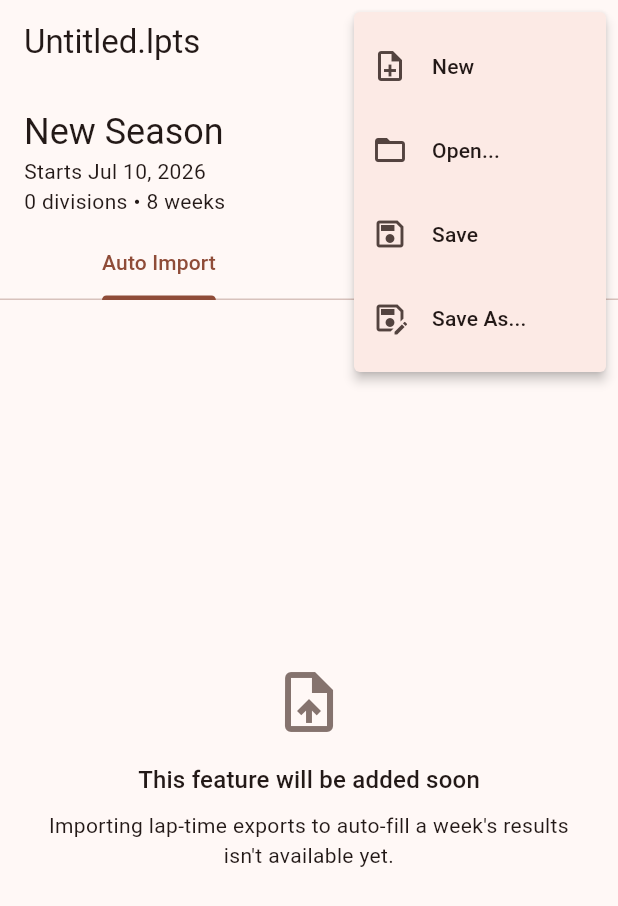
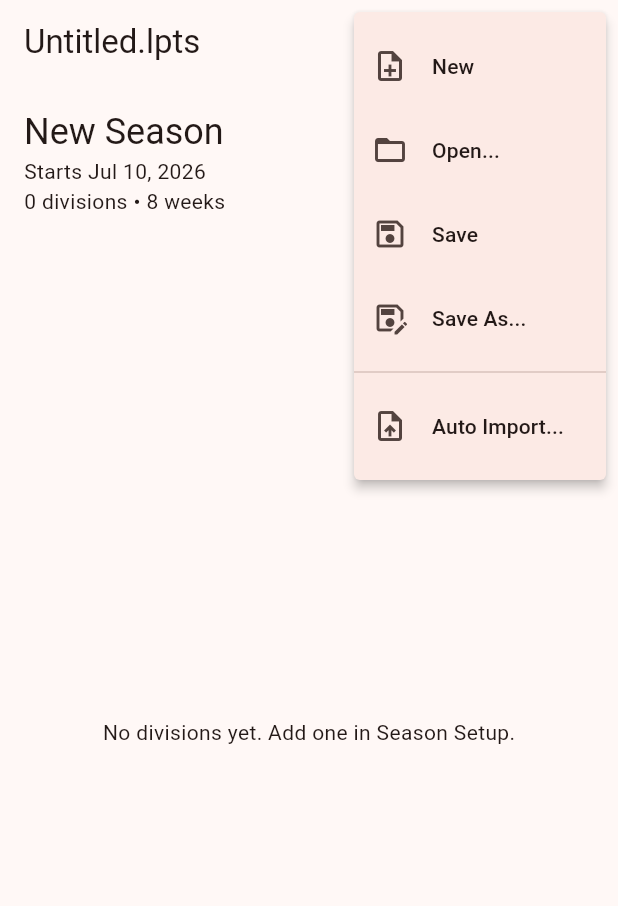
Before and after one commit to SeanStaley21/League-Points-calculator, a Flutter app: the screen it shows after launch, after a tap on the "menu" icon, on a phone screen of 412 x 824 dp. Shown: the top 906 px of the screen. Run offline on Flutter 3.47's test engine with Material 3 defaults, Android fonts, the phone set to English and light mode, and no system bars; missing offline and left inert: file_selector.

Commit message:
Add driver weight input and Kart Pick Order screen to league_points_app
- SeasonDocument.updateWeeklyWeight() writes to WeeklyResult.weight (the
  model field already existed but had no write path); WeeklyResult.copyWith
  gained a clearWeight flag mirroring clearFinishPosition.
- WeightCell: inline-editable weight field, styled like WeekPositionCell.
- KartPickOrderScreen: cross-division, per-week list of every racer sorted
  by weight descending (heaviest first), reachable from a new icon button
  on the Home screen. Editing a weight re-sorts the list live.

This also picks up the already-finished (previously uncommitted) Home
screen navigation rework from lib/screens/home_screen.dart et al. (TabBar
removed in favor of tappable division cards + a File menu), since the new
Kart Pick Order entry point builds directly on top of it and both were
verified together via flutter test/analyze.

```diff
--- a/league_points_app/lib/data/season_document.dart
+++ b/league_points_app/lib/data/season_document.dart
@@ -199,4 +199,16 @@ class SeasonDocument extends ChangeNotifier {
     divisions[divisionIndex] = divisions[divisionIndex].copyWith(racers: racers);
     _setSeason(_season.copyWith(divisions: divisions));
   }
+
+  /// Sets a racer's weight for a given week, used to order who picks a kart
+  /// first (heaviest first) before that week's heats. Pass null to clear it.
+  void updateWeeklyWeight(
+      int divisionIndex, int racerIndex, int weekNumber, double? weight) {
+    final divisions = List<Division>.from(_season.divisions);
+    final racers = List<Racer>.from(divisions[divisionIndex].racers);
+    racers[racerIndex] = racers[racerIndex].withUpdatedWeek(
+        weekNumber, (r) => r.copyWith(weight: weight, clearWeight: weight == null));
+    divisions[divisionIndex] = divisions[divisionIndex].copyWith(racers: racers);
+    _setSeason(_season.copyWith(divisions: divisions));
+  }
 }
--- a/league_points_app/lib/models/weekly_result.dart
+++ b/league_points_app/lib/models/weekly_result.dart
@@ -26,6 +26,7 @@ class WeeklyResult {
     int? bestLapTimeMs,
     int? averageLapTimeMs,
     double? weight,
+    bool clearWeight = false,
     int? kartNumber,
   }) {
     return WeeklyResult(
@@ -35,7 +36,7 @@ class WeeklyResult {
       startPosition: startPosition ?? this.startPosition,
       bestLapTimeMs: bestLapTimeMs ?? this.bestLapTimeMs,
       averageLapTimeMs: averageLapTimeMs ?? this.averageLapTimeMs,
-      weight: weight ?? this.weight,
+      weight: clearWeight ? null : (weight ?? this.weight),
       kartNumber: kartNumber ?? this.kartNumber,
     );
   }
--- a/league_points_app/lib/screens/division_screen.dart
+++ b/league_points_app/lib/screens/division_screen.dart
@@ -8,8 +8,7 @@ import '../widgets/confirm_dialog.dart';
 import '../widgets/week_position_cell.dart';
 
 /// Editable weekly-points table for one division, addressed by its index
-/// in Season.divisions (stable for the lifetime of a single screen build,
-/// since the TabBarView rebuilds tabs from the same list order).
+/// in Season.divisions (stable for the lifetime of a single screen build).
 class DivisionScreen extends StatelessWidget {
   const DivisionScreen({super.key, required this.divisionIndex});
 
--- a/league_points_app/lib/screens/home_screen.dart
+++ b/league_points_app/lib/screens/home_screen.dart
@@ -3,26 +3,34 @@ import 'package:intl/intl.dart';
 import 'package:provider/provider.dart';
 
 import '../data/season_document.dart';
+import '../models/division.dart';
 import '../widgets/app_menu_bar.dart';
 import '../widgets/standings_snapshot_card.dart';
-import 'auto_import_screen.dart';
 import 'division_screen.dart';
+import 'kart_pick_order_screen.dart';
 import 'season_setup_screen.dart';
 
 class HomeScreen extends StatelessWidget {
   const HomeScreen({super.key});
+
+  void _openDivision(BuildContext context, int divisionIndex, Division division) {
+    Navigator.of(context).push(
+      MaterialPageRoute(
+        builder: (_) => Scaffold(
+          appBar: AppBar(title: Text(division.name)),
+          body: DivisionScreen(divisionIndex: divisionIndex),
+        ),
+      ),
+    );
+  }
 
   @override
   Widget build(BuildContext context) {
     final doc = context.watch<SeasonDocument>();
     final season = doc.season;
     final dateFormat = DateFormat.yMMMd();
-    // +1 for the fixed "Auto Import" tab alongside one tab per division.
-    final tabCount = season.divisions.length + 1;
 
-    return DefaultTabController(
-      length: tabCount,
-      child: Scaffold(
+    return Scaffold(
       appBar: const AppMenuBar(),
       body: Column(
         children: [
@@ -47,6 +55,13 @@ class HomeScreen extends StatelessWidget {
                   ),
                 ),
                 IconButton(
+                  icon: const Icon(Icons.scale_outlined),
+                  tooltip: 'Kart Pick Order',
+                  onPressed: () => Navigator.of(context).push(
+                    MaterialPageRoute(builder: (_) => const KartPickOrderScreen()),
+                  ),
+                ),
+                IconButton(
                   icon: const Icon(Icons.settings_outlined),
                   tooltip: 'Season Setup',
                   onPressed: () => Navigator.of(context).push(
@@ -56,43 +71,29 @@ class HomeScreen extends StatelessWidget {
               ],
             ),
           ),
-            if (season.divisions.isNotEmpty)
-              SizedBox(
-                height: 110,
-                child: ListView(
-                  scrollDirection: Axis.horizontal,
-                  padding: const EdgeInsets.symmetric(horizontal: 12),
-                  children: [
-                    for (final division in season.divisions)
-                      SizedBox(
-                        width: 200,
-                        child: StandingsSnapshotCard(
-                          division: division,
-                          scoredPositions: season.scoredPositions,
+          Expanded(
+            child: season.divisions.isEmpty
+                ? const Center(child: Text('No divisions yet. Add one in Season Setup.'))
+                : GridView(
+                    padding: const EdgeInsets.all(12),
+                    gridDelegate: const SliverGridDelegateWithMaxCrossAxisExtent(
+                      maxCrossAxisExtent: 220,
+                      mainAxisExtent: 110,
+                      crossAxisSpacing: 4,
+                      mainAxisSpacing: 4,
                     ),
-                      ),
-                  ],
-                ),
-              ),
-            TabBar(
-              isScrollable: true,
-              tabs: [
-                for (final division in season.divisions) Tab(text: division.name),
-                const Tab(text: 'Auto Import'),
-              ],
-            ),
-            Expanded(
-              child: TabBarView(
                     children: [
                       for (var i = 0; i < season.divisions.length; i++)
-                    DivisionScreen(divisionIndex: i),
-                  const AutoImportScreen(),
+                        StandingsSnapshotCard(
+                          division: season.divisions[i],
+                          scoredPositions: season.scoredPositions,
+                          onTap: () => _openDivision(context, i, season.divisions[i]),
+                        ),
                     ],
                   ),
           ),
         ],
       ),
-      ),
     );
   }
 }
--- a/league_points_app/lib/widgets/app_menu_bar.dart
+++ b/league_points_app/lib/widgets/app_menu_bar.dart
@@ -2,9 +2,10 @@ import 'package:flutter/material.dart';
 import 'package:provider/provider.dart';
 
 import '../data/season_document.dart';
+import '../screens/auto_import_screen.dart';
 import 'confirm_dialog.dart';
 
-enum _FileMenuAction { newSeason, open, save, saveAs }
+enum _FileMenuAction { newSeason, open, save, saveAs, autoImport }
 
 /// The File > New/Open/Save/Save As menu, plus the current file name and
 /// unsaved-changes indicator, shown at the top of every screen.
@@ -36,6 +37,15 @@ class AppMenuBar extends StatelessWidget implements PreferredSizeWidget {
         await doc.save();
       case _FileMenuAction.saveAs:
         await doc.saveAs();
+      case _FileMenuAction.autoImport:
+        Navigator.of(context).push(
+          MaterialPageRoute(
+            builder: (_) => Scaffold(
+              appBar: AppBar(title: const Text('Auto Import')),
+              body: const AutoImportScreen(),
+            ),
+          ),
+        );
     }
   }
 
@@ -80,6 +90,14 @@ class AppMenuBar extends StatelessWidget implements PreferredSizeWidget {
                 title: Text('Save As...'),
               ),
             ),
+            PopupMenuDivider(),
+            PopupMenuItem(
+              value: _FileMenuAction.autoImport,
+              child: ListTile(
+                leading: Icon(Icons.upload_file_outlined),
+                title: Text('Auto Import...'),
+              ),
+            ),
           ],
         ),
       ],
--- a/league_points_app/lib/widgets/standings_snapshot_card.dart
+++ b/league_points_app/lib/widgets/standings_snapshot_card.dart
@@ -8,16 +8,21 @@ class StandingsSnapshotCard extends StatelessWidget {
     super.key,
     required this.division,
     required this.scoredPositions,
+    this.onTap,
   });
 
   final Division division;
   final int scoredPositions;
+  final VoidCallback? onTap;
 
   @override
   Widget build(BuildContext context) {
     final leader = division.leader(scoredPositions);
     return Card(
       margin: const EdgeInsets.all(4),
+      clipBehavior: Clip.antiAlias,
+      child: InkWell(
+        onTap: onTap,
         child: Padding(
           padding: const EdgeInsets.all(12),
           child: Column(
@@ -38,6 +43,7 @@ class StandingsSnapshotCard extends StatelessWidget {
             ],
           ),
         ),
+      ),
     );
   }
 }
```
Also changed, not shown: league_points_app/lib/screens/kart_pick_order_screen.dart (added, +109 -0 lines), league_points_app/lib/widgets/weight_cell.dart (added, +77 -0 lines), 4 other files. Lines whose indentation alone changed are shown as unchanged.
